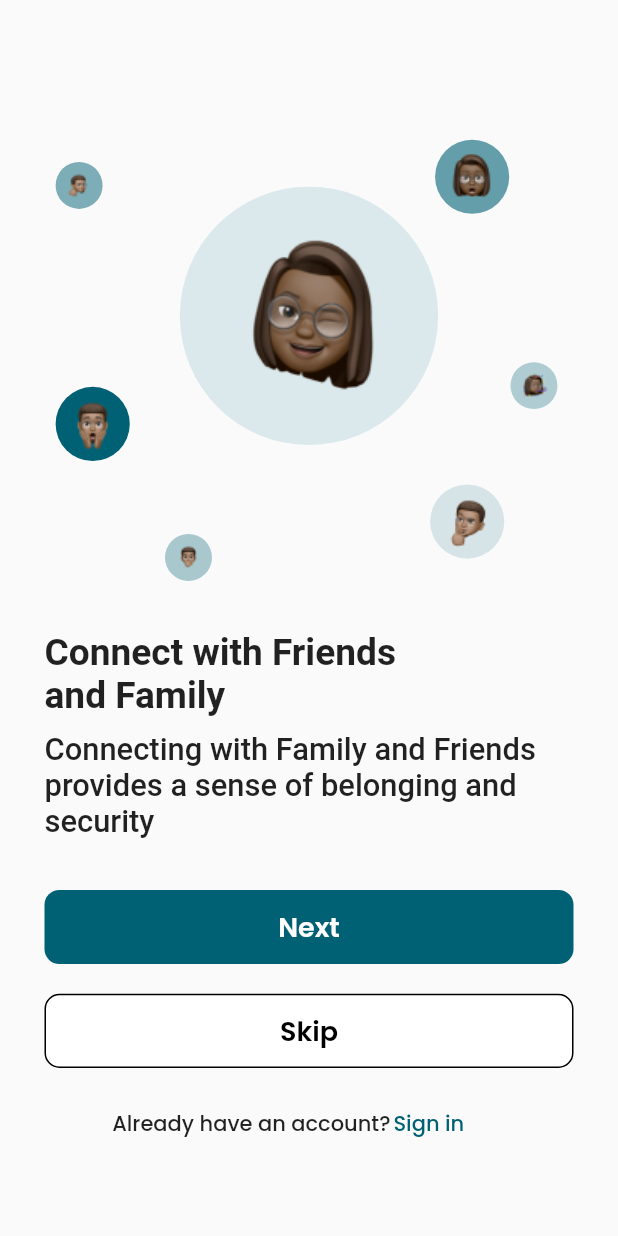
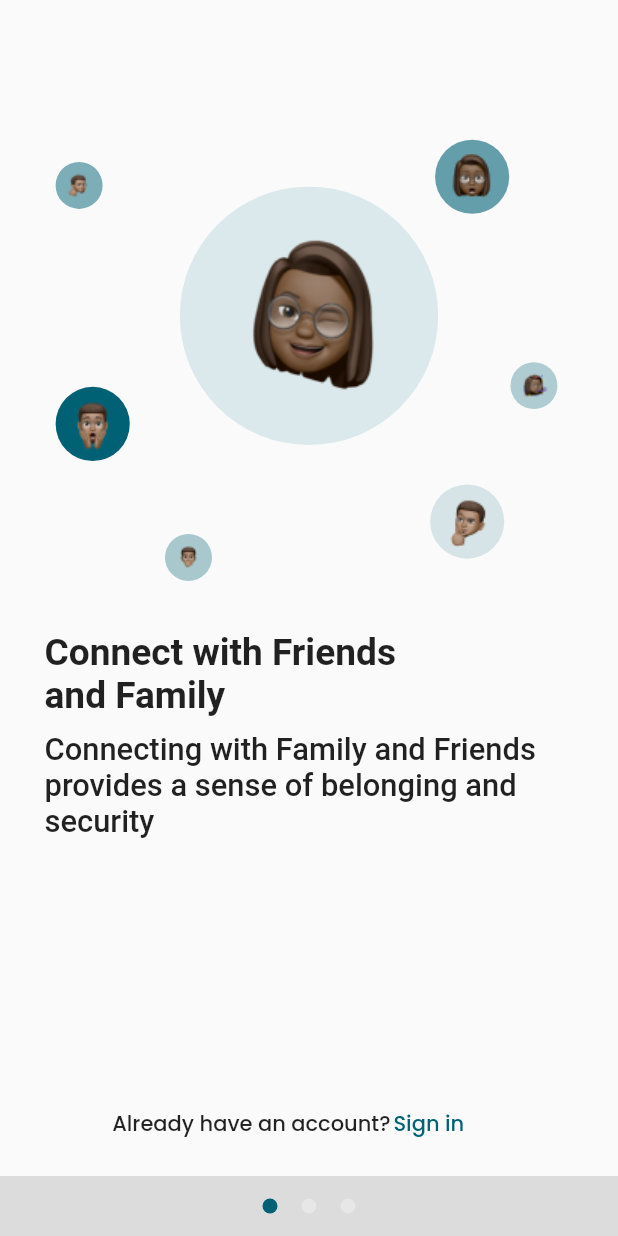
Before and after one commit to vinguyen1907/it008_social_media, a Flutter app: the screen it shows after launch, on a phone screen of 412 x 824 dp. Run offline on Flutter 3.47's test engine with Material 2 defaults, Android fonts, the phone set to English and light mode, and no system bars; our stand-ins replace flutter_svg, font_awesome_flutter; Roboto replaces fonts that are missing (Poppins-Regular); project files that could hold a hidden picture were left out.

Commit message:
[update] login screen

```diff
--- a/lib/screens/on_boarding/on_boarding1.dart
+++ b/lib/screens/on_boarding/on_boarding1.dart
@@ -160,53 +160,7 @@ class _OnBoarding1State extends State<OnBoarding1> {
               style: TextStyle(fontFamily: 'Poppins-Regular', fontWeight: FontWeight.w500, fontSize: height_variable*0.025),
             )
           ),
-          Positioned(
-            top: height_variable*0.72,
-            left: (width_variable - width_variable*0.856)/2,
-            child: GestureDetector(
-              onTap: () {
-                Navigator.pushReplacement(context, MaterialPageRoute(builder: ((context) => OnBoarding2())));
-              },
-              child: Container(
-                height: height_variable*0.06,
-                width: width_variable*0.856,
-                decoration: BoxDecoration(
-                  color: Color(0xff006175),
-                  borderRadius: BorderRadius.circular(10)
-                ),
-                child: Center(
-                  child: Text(
-                    'Next',
-                    style: TextStyle(fontWeight: FontWeight.w600,fontFamily: 'Poppins', fontSize: 18, color: Colors.white),
-                  )
-                ),
-              ),
-            )
-          ),
-          Positioned(
-            top: height_variable*0.804,
-            left: (width_variable - width_variable*0.856)/2,
-            child: GestureDetector(
-              onTap: () {
 
-              },
-              child: Container(
-                height: height_variable*0.06,
-                width: width_variable*0.856,
-                decoration: BoxDecoration(
-                  color: Colors.white,
-                  borderRadius: BorderRadius.circular(10),
-                  border: Border.all(color: Colors.black, width: 1)
-                ),
-                child: Center(
-                  child: Text(
-                    'Skip',
-                    style: TextStyle(fontWeight: FontWeight.w600, color: Colors.black,fontFamily: 'Poppins', fontSize: 18),
-                  )
-                ),
-              ),
-            )
-          ),
           Positioned(
             top: height_variable*0.897,
             left: (width_variable - width_variable*0.637)/2,
--- /dev/null
+++ b/lib/screens/on_boarding/on_boarind_scroll.dart
@@ -0,0 +1,85 @@
+import 'package:flutter/material.dart';
+import 'package:it008_social_media/screens/on_boarding/on_boarding1.dart';
+import 'package:it008_social_media/screens/on_boarding/on_boarding2.dart';
+import 'package:it008_social_media/screens/on_boarding/on_boarding3.dart';
+import 'package:it008_social_media/screens/sign_in_screen/sign_in.dart';
+import 'package:it008_social_media/screens/sign_up_screen/sign_up.dart';
+
+class OnBoardingScroll extends StatefulWidget {
+  const OnBoardingScroll({super.key});
+
+  @override
+  State<OnBoardingScroll> createState() => _OnBoardingScrollState();
+}
+
+class _OnBoardingScrollState extends State<OnBoardingScroll> {
+  final PageController _pageViewController = PageController(initialPage: 0); // set the initial page you want to show
+  int _activePage = 0;  // will hold current active page index value
+  //Create a List Holding all the Pages
+  final List<Widget> _Pages = [
+    OnBoarding1(),
+    OnBoarding2(),
+    OnBoarding3()
+  ];
+  @override
+  void dispose() {
+    // TODO: implement dispose
+    super.dispose();
+    _pageViewController.dispose();  // dispose the PageController
+  }
+  @override
+  Widget build(BuildContext context) {
+    return Scaffold(
+    // will make use of Stack Widget, so that One Widget can we placed on top
+      body: Stack(
+        children: [
+          PageView.builder(
+            controller: _pageViewController,
+            onPageChanged: (int index){
+              setState(() {
+                _activePage = index;
+              });
+            },
+            itemCount: _Pages.length,
+              itemBuilder: (BuildContext context, int index){
+                return _Pages[index];
+              }
+          ),
+          //creating dots at bottom
+          Positioned(
+            bottom: 0,
+            left: 0,
+            right: 0,
+            height: 40,
+              child: Container(
+                color: Colors.black12,
+                child: Row(
+                  mainAxisAlignment: MainAxisAlignment.center,
+                  children: List<Widget>.generate(
+                      _Pages.length,
+                          (index) => Padding(
+                        padding: const EdgeInsets.symmetric(horizontal: 8),
+                        child: InkWell(
+                          onTap: () {
+                            _pageViewController.animateToPage(index,
+                                duration: const Duration(milliseconds: 300),
+                                curve: Curves.easeIn);
+                          },
+                          child: CircleAvatar(
+                            radius: 5,
+                            // check if a dot is connected to the current page
+                            // if true, give it a different color
+                            backgroundColor: _activePage == index
+                                ? Color(0xff006175)
+                                : Colors.white30,
+                          ),
+                        ),
+                      )),
+                ),
+              ),
+          ),
+        ],
+      ),
+    );
+  }
+}
--- a/lib/screens/sign_in_screen/sign_in.dart
+++ b/lib/screens/sign_in_screen/sign_in.dart
@@ -47,6 +47,7 @@ class _SignInState extends State<SignIn> {
               top: height_variable*0.298,
               left: width_variable*0.072,
               child: Container(
+                padding: EdgeInsets.fromLTRB(20, 0, 0, 0),
                 width: width_variable*0.856,
                 height: height_variable*0.06,
                 decoration: BoxDecoration(
@@ -73,6 +74,7 @@ class _SignInState extends State<SignIn> {
               top: height_variable*0.405,
               left: width_variable*0.072,
               child: Container(
+                padding: EdgeInsets.fromLTRB(20, 0, 0, 0),
                 width: width_variable*0.856,
                 height: height_variable*0.06,
                 decoration: BoxDecoration(
@@ -207,7 +209,7 @@ class _SignInState extends State<SignIn> {
               )
             )
           ]
-      ),
+        )
     );
   }
 }
--- a/lib/screens/sign_up_screen/sign_up.dart
+++ b/lib/screens/sign_up_screen/sign_up.dart
@@ -15,7 +15,8 @@ class _SignUpState extends State<SignUp> {
     double height_variable = MediaQuery.of(context).size.height;
     double width_variable = MediaQuery.of(context).size.width;
     return Scaffold(
-      body: Column(
+      body: SingleChildScrollView(
+        child: Column(
           children: [
             SizedBox(height: height_variable*0.167),
             Center(
@@ -167,6 +168,7 @@ class _SignUpState extends State<SignUp> {
                 ],
               ),
           ],
+        ),
       )
     );
   }
--- a/lib/screens/sign_up_screen/sign_up_2.dart
+++ b/lib/screens/sign_up_screen/sign_up_2.dart
@@ -61,6 +61,7 @@ class _SignUp2State extends State<SignUp2> {
             top: height_variable*0.298,
             left: width_variable*0.072,
             child: Container(
+              padding: EdgeInsets.fromLTRB(20, 0, 0, 0),
               width: width_variable*0.856,
               height: height_variable*0.06,
               decoration: BoxDecoration(
@@ -87,6 +88,7 @@ class _SignUp2State extends State<SignUp2> {
             top: height_variable*0.405,
             left: width_variable*0.072,
             child: Container(
+              padding: EdgeInsets.fromLTRB(20, 0, 0, 0),
               width: width_variable*0.856,
               height: height_variable*0.06,
               decoration: BoxDecoration(
@@ -186,6 +188,7 @@ class _SignUp2State extends State<SignUp2> {
             top: height_variable*0.619,
             left: width_variable*0.072,
             child: Container(
+              padding: EdgeInsets.fromLTRB(20, 0, 0, 0),
               width: width_variable*0.856,
               height: height_variable*0.14,
               decoration: BoxDecoration(
--- a/lib/screens/sign_up_screen/sign_up_3.dart
+++ b/lib/screens/sign_up_screen/sign_up_3.dart
@@ -58,6 +58,7 @@ class _SignUp3State extends State<SignUp3> {
             top: height_variable*0.298,
             left: width_variable*0.072,
             child: Container(
+              padding: EdgeInsets.fromLTRB(20, 0, 0, 0),
               width: width_variable*0.856,
               height: height_variable*0.06,
               decoration: BoxDecoration(
@@ -84,6 +85,7 @@ class _SignUp3State extends State<SignUp3> {
             top: height_variable*0.405,
             left: width_variable*0.072,
             child: Container(
+              padding: EdgeInsets.fromLTRB(20, 0, 0, 0),
               width: width_variable*0.856,
               height: height_variable*0.06,
               decoration: BoxDecoration(
@@ -110,6 +112,7 @@ class _SignUp3State extends State<SignUp3> {
             top: height_variable*0.512,
             left: width_variable*0.072,
             child: Container(
+              padding: EdgeInsets.fromLTRB(20, 0, 0, 0),
               width: width_variable*0.856,
               height: height_variable*0.06,
               decoration: BoxDecoration(
--- a/lib/screens/splash_screen/splash_screen.dart
+++ b/lib/screens/splash_screen/splash_screen.dart
@@ -1,6 +1,6 @@
 import 'package:flutter/material.dart';
 import 'dart:async';
-import 'package:it008_social_media/screens/on_boarding/on_boarding1.dart';
+import 'package:it008_social_media/screens/on_boarding/on_boarind_scroll.dart';
 
 class SplashScreen extends StatefulWidget {
   const SplashScreen({super.key});
@@ -13,7 +13,7 @@ class _SplashScreen extends State<SplashScreen> {
   @override
   void initState() {
     super.initState();
-    Timer(Duration(seconds: 2), ()=>Navigator.pushReplacement(context, MaterialPageRoute(builder: ((context) => OnBoarding1()))));
+    Timer(Duration(seconds: 2), ()=>Navigator.pushReplacement(context, MaterialPageRoute(builder: ((context) => OnBoardingScroll()))));
   }
   @override
   Widget build(BuildContext context) {
--- a/pubspec.yaml
+++ b/pubspec.yaml
@@ -35,6 +35,7 @@ dependencies:
   cupertino_icons: ^1.0.2
   flutter_svg: ^1.1.5
   font_awesome_flutter: ^9.0.0
+  introduction_screen: ^1.0.9
 
 dev_dependencies:
   flutter_test:
```
Also changed, not shown: lib/screens/on_boarding/on_boarding2.dart (+0 -46 lines), lib/screens/login_screens.dart (deleted), pubspec.lock. Lines whose indentation alone changed are shown as unchanged.
